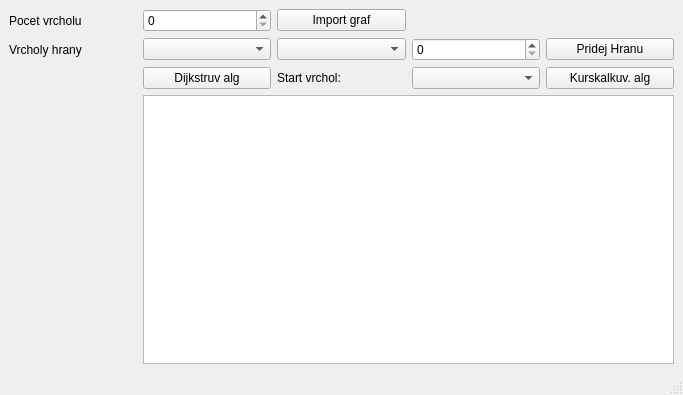
Old version of the form mainwindow.ui in the repository strakamartin/Grafy.
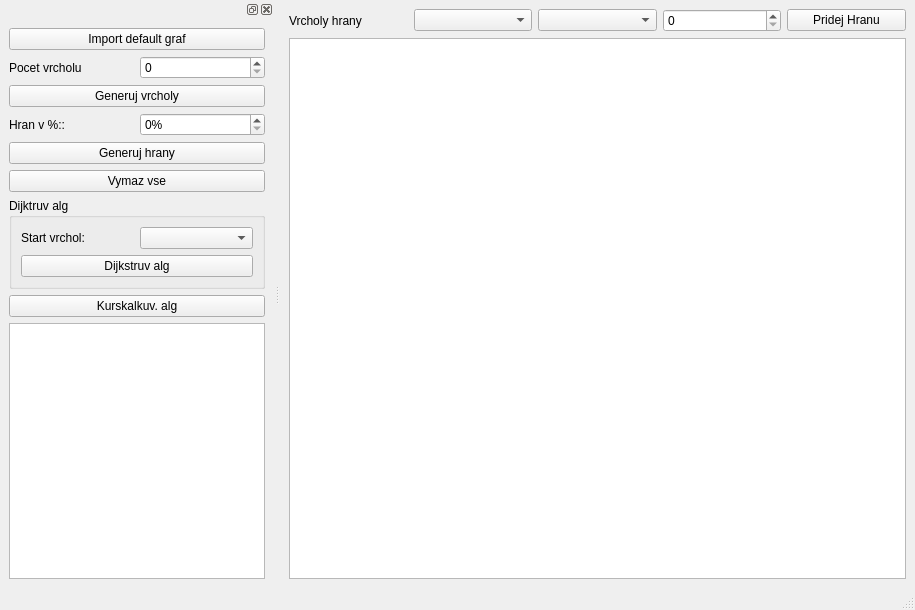
New version of the form.

Commit message: Feat: update gui. pridani tlacidel na generovani grafu

Diff of the .ui file:
```diff
--- a/mainwindow.ui
+++ b/mainwindow.ui
@@ -6,8 +6,8 @@
    <rect>
     <x>0</x>
     <y>0</y>
-    <width>683</width>
-    <height>395</height>
+    <width>915</width>
+    <height>610</height>
    </rect>
   </property>
   <property name="windowTitle">
@@ -15,76 +15,35 @@
   </property>
   <widget class="QWidget" name="centralwidget">
    <layout class="QGridLayout" name="gridLayout">
-    <item row="1" column="0">
+    <item row="0" column="0">
      <widget class="QLabel" name="label_2">
       <property name="text">
        <string>Vrcholy hrany</string>
       </property>
      </widget>
     </item>
-    <item row="1" column="1">
-     <widget class="QComboBox" name="comboPrvniVrchol"/>
-    </item>
-    <item row="0" column="0">
-     <widget class="QLabel" name="label">
+    <item row="0" column="4">
+     <widget class="QPushButton" name="pushButtonPridejHranu">
       <property name="text">
-       <string>Pocet vrcholu</string>
+       <string>Pridej Hranu</string>
       </property>
      </widget>
     </item>
     <item row="0" column="1">
-     <widget class="QSpinBox" name="spinBoxPocetVrcholu"/>
+     <widget class="QComboBox" name="comboPrvniVrchol"/>
     </item>
-    <item row="1" column="2">
-     <widget class="QComboBox" name="comboDruhyVrchol"/>
+    <item row="1" column="0" colspan="5">
+     <widget class="QGraphicsView" name="graphicsView"/>
     </item>
-    <item row="0" column="2">
-     <widget class="QPushButton" name="buttonImportGraf">
-      <property name="text">
-       <string>Import graf</string>
-      </property>
-     </widget>
-    </item>
-    <item row="2" column="2">
-     <widget class="QLabel" name="label_3">
-      <property name="text">
-       <string>Start vrchol:</string>
-      </property>
-     </widget>
-    </item>
-    <item row="2" column="1">
-     <widget class="QPushButton" name="buttonDijkstra">
-      <property name="text">
-       <string>Dijkstruv alg</string>
-      </property>
-     </widget>
-    </item>
-    <item row="2" column="3">
-     <widget class="QComboBox" name="comboStartVrchol"/>
-    </item>
-    <item row="1" column="3">
+    <item row="0" column="3">
      <widget class="QSpinBox" name="spinBoxVahaHrany">
       <property name="toolTip">
        <string>Váha hrany</string>
       </property>
      </widget>
     </item>
-    <item row="1" column="4">
-     <widget class="QPushButton" name="pushButtonPridejHranu">
-      <property name="text">
-       <string>Pridej Hranu</string>
-      </property>
-     </widget>
-    </item>
-    <item row="3" column="1" colspan="4">
-     <widget class="QTextEdit" name="textEditMatice"/>
-    </item>
-    <item row="2" column="4">
-     <widget class="QPushButton" name="buttonKurskalkuv">
-      <property name="text">
-       <string>Kurskalkuv. alg</string>
-      </property>
-     </widget>
+    <item row="0" column="2">
+     <widget class="QComboBox" name="comboDruhyVrchol"/>
     </item>
    </layout>
   </widget>
@@ -99,6 +58,103 @@
    </property>
   </widget>
   <widget class="QStatusBar" name="statusbar"/>
+  <widget class="QDockWidget" name="dockWidget">
+   <attribute name="dockWidgetArea">
+    <number>1</number>
+   </attribute>
+   <widget class="QWidget" name="dockWidgetContents">
+    <layout class="QGridLayout" name="gridLayout_3">
+     <item row="0" column="0" colspan="2">
+      <widget class="QPushButton" name="buttonImportGraf">
+       <property name="text">
+        <string>Import default graf</string>
+       </property>
+      </widget>
+     </item>
+     <item row="1" column="0">
+      <widget class="QLabel" name="label">
+       <property name="text">
+        <string>Pocet vrcholu</string>
+       </property>
+      </widget>
+     </item>
+     <item row="1" column="1">
+      <widget class="QSpinBox" name="spinBoxPocetVrcholu"/>
+     </item>
+     <item row="2" column="0" colspan="2">
+      <widget class="QPushButton" name="buttonGenerujVrcholy">
+       <property name="text">
+        <string>Generuj vrcholy</string>
+       </property>
+      </widget>
+     </item>
+     <item row="3" column="0">
+      <widget class="QLabel" name="label_4">
+       <property name="text">
+        <string>Hran v %::</string>
+       </property>
+      </widget>
+     </item>
+     <item row="3" column="1">
+      <widget class="QSpinBox" name="spinHranyPercenta">
+       <property name="suffix">
+        <string>%</string>
+       </property>
+      </widget>
+     </item>
+     <item row="4" column="0" colspan="2">
+      <widget class="QPushButton" name="buttonGenerujHrany">
+       <property name="text">
+        <string>Generuj hrany</string>
+       </property>
+      </widget>
+     </item>
+     <item row="5" column="0" colspan="2">
+      <widget class="QPushButton" name="buttonZmazVse">
+       <property name="text">
+        <string>Vymaz vse</string>
+       </property>
+      </widget>
+     </item>
+     <item row="6" column="0" colspan="2">
+      <widget class="QGroupBox" name="groupBox">
+       <property name="title">
+        <string>Dijktruv alg</string>
+       </property>
+       <layout class="QGridLayout" name="gridLayout_2">
+        <item row="0" column="0">
+         <widget class="QLabel" name="label_3">
+          <property name="text">
+           <string>Start vrchol:</string>
+          </property>
+         </widget>
+        </item>
+        <item row="0" column="1">
+         <widget class="QComboBox" name="comboStartVrchol"/>
+        </item>
+        <item row="1" column="0" colspan="2">
+         <widget class="QPushButton" name="buttonDijkstra">
+          <property name="text">
+           <string>Dijkstruv alg</string>
+          </property>
+         </widget>
+        </item>
+       </layout>
+      </widget>
+     </item>
+     <item row="7" column="0" colspan="2">
+      <widget class="QPushButton" name="buttonKurskalkuv">
+       <property name="text">
+        <string>Kurskalkuv. alg</string>
+       </property>
+      </widget>
+     </item>
+     <item row="8" column="0" colspan="2">
+      <widget class="QTextEdit" name="textEditMatice"/>
+     </item>
+    </layout>
+   </widget>
+  </widget>
  </widget>
  <resources/>
  <connections/>
```
Left out of the diff: 4 changed lines with no effect on the pictures. The commit also changes 1 other file.
